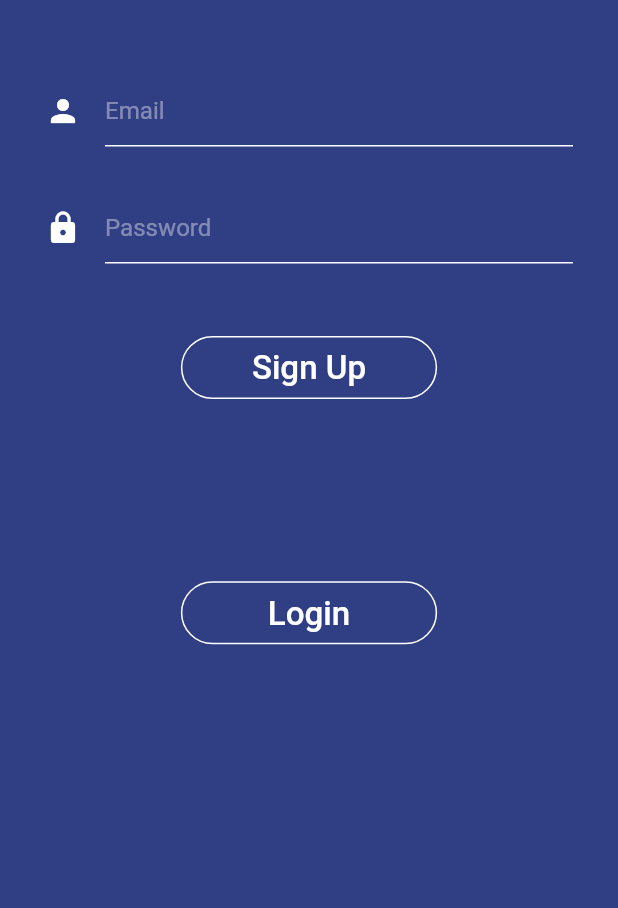
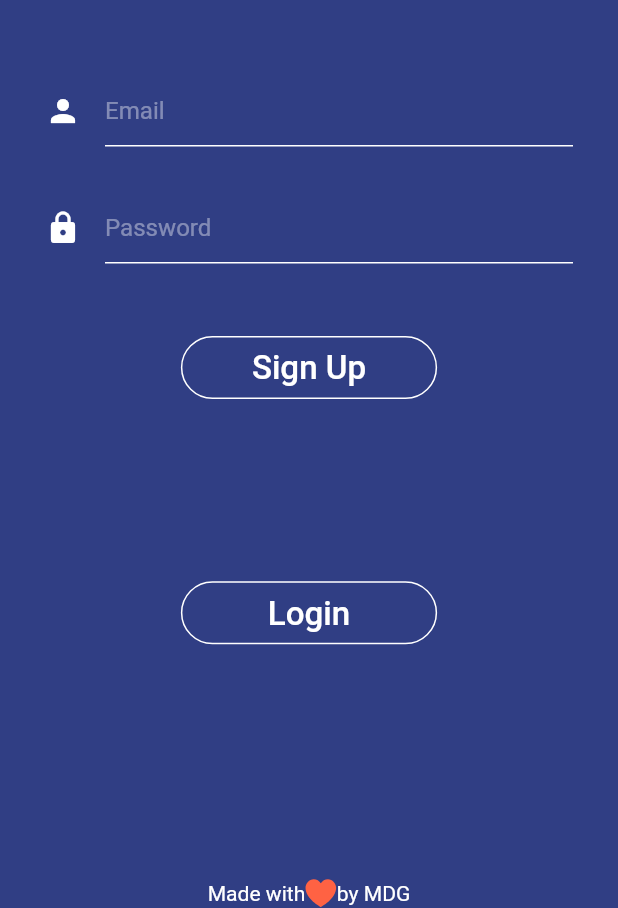
Before and after one commit to mdgspace/campusbuddy-flutter, a Flutter app: the screen it shows after launch, after a tap on "Sign Up", on a phone screen of 412 x 824 dp, the part 328-1236 px from its top. Run offline on Flutter 3.47's test engine with Material 2 defaults, Android fonts, the light colour scheme and no system bars; our stand-ins replace email_validator, firebase_auth, flutter_screenutil, flutter_svg, fluttertoast, google_fonts; accounts and stored records are empty; network calls fail.

Commit message:
minor changes

```diff
--- a/lib/globals.dart
+++ b/lib/globals.dart
@@ -12,14 +12,16 @@ const String SIGN_UP='Sign Up';
 const String ENTER_EMAIL='Enter your email';
 const String EMPTY_EMAIL_ERROR="Email can\'t be empty";
 const String EMPTY_PASSWORD_ERROR="Password can\'t be empty";
-const String SEND_RESET_LINK='send rest link';
+const String SEND_RESET_LINK='send reset link';
 const String RESET_LINK_SENT="Reset link sent";
 const String CONTINUE='CONTINUE';
 const String UNACCEPTABLE_PASSWORD='Password not acceptable';
 const String UNACCEPTABLE_EMAIL='Email not acceptable';
 const String SIGNUP_SUCCESSFUL='Signed Up successfully !';
 const String GSUITE_ERROR='Use your institute gsuite email id';
-
+const String INCORRECT_USER_PASSWORD='Incorrect user/password';
+const String MADE_WITH='Made with';
+const String BY_MDG='by MDG';
 
 //telephone directory
 const String TELEPHONE_DIRECTORY='Telephone Directory';
--- a/lib/login.dart
+++ b/lib/login.dart
@@ -69,7 +69,7 @@ class _LoginState extends State<Login> {
       } catch (e) {
         print('Error: $e');
         Fluttertoast.showToast(
-            msg:NO_USER_ERROR,
+            msg:INCORRECT_USER_PASSWORD,
             toastLength: Toast.LENGTH_SHORT,
             gravity: ToastGravity.BOTTOM,
             timeInSecForIos: 2,
@@ -103,7 +103,14 @@ class _LoginState extends State<Login> {
       child: Stack(
         children: <Widget>[
              _showForm(),
-          showCircularProgress(),
+              showCircularProgress(),
+          Positioned.fill(
+            child: Align(
+              alignment: Alignment.bottomCenter,
+               child: showMDG(),
+            ),
+          )
+
         ],
 
       ),
@@ -230,7 +237,7 @@ class _LoginState extends State<Login> {
        margin: EdgeInsets.only(left: ScreenUtil().setWidth(120),
                      right: ScreenUtil().setWidth(120),
                      top: ScreenUtil().setWidth(45),
-                     bottom: ScreenUtil().setWidth(70)),
+                     bottom: ScreenUtil().setWidth(50)),
         child: SizedBox(
           //height: 45.0,
           child: new FlatButton(
@@ -393,6 +400,7 @@ class _LoginState extends State<Login> {
                             style: GoogleFonts.poppins(
                                 textStyle: new TextStyle(
                                   color:Color(0xFF303E84),
+                                  fontWeight: FontWeight.w600,
                                   fontSize: ScreenUtil()
                                       .setSp(16, allowFontScalingSelf: true),
                                 )),
@@ -401,7 +409,10 @@ class _LoginState extends State<Login> {
                     Align(
                       alignment: Alignment.center,
                       child:Padding(
-                          padding: EdgeInsets.all(ScreenUtil().setWidth(10)),
+                          padding: EdgeInsets.only(top:ScreenUtil().setWidth(10),
+                          bottom: ScreenUtil().setWidth(10),
+                          right: ScreenUtil().setWidth(40),
+                          left: ScreenUtil().setWidth(40)),
                           child: new TextFormField(
                              style: TextStyle(
                                color:  Color(0xFF303E84),
@@ -539,4 +550,45 @@ class _LoginState extends State<Login> {
         });
   }
 
+  Widget showMDG()
+  {
+    return Align(
+      alignment: Alignment.bottomCenter,
+    child: Container(
+     child: Row(
+        mainAxisAlignment: MainAxisAlignment.center,
+        children: <Widget>[
+          Container(
+            child: Text(
+              MADE_WITH,
+              style: GoogleFonts.roboto(
+                textStyle: TextStyle(
+                  fontSize: ScreenUtil().setSp(14,allowFontScalingSelf: true),
+                  color:Colors.white,
+                )
+              ),
+            ),
+          ),
+          Container(
+            child:  new SvgPicture.asset(
+              'assets/love.svg',
+              allowDrawingOutsideViewBox: true,
+            ),
+          ),
+          Container(
+            child: Text(
+             BY_MDG,
+              style: GoogleFonts.roboto(
+                  textStyle: TextStyle(
+                    fontSize: ScreenUtil().setSp(14,allowFontScalingSelf: true),
+                    color:Colors.white,
+                  )
+              ),
+            ),
+          ),
+
+        ],
+     )));
+  }
+
 }
--- a/lib/signup.dart
+++ b/lib/signup.dart
@@ -98,6 +98,12 @@ class _SignupPageState extends State<SignupPage> {
             children: <Widget>[
               _showForm(),
               showCircularProgress(),
+              Positioned.fill(
+                child: Align(
+                  alignment: Alignment.bottomCenter,
+                  child: showMDG(),
+                ),
+              )
             ],
 
           ),
@@ -483,4 +489,45 @@ class _SignupPageState extends State<SignupPage> {
     });
 
   }
+
+  Widget showMDG()
+  {
+    return Align(
+        alignment: Alignment.bottomCenter,
+        child: Container(
+            child: Row(
+              mainAxisAlignment: MainAxisAlignment.center,
+              children: <Widget>[
+                Container(
+                  child: Text(
+                    MADE_WITH,
+                    style: GoogleFonts.roboto(
+                        textStyle: TextStyle(
+                          fontSize: ScreenUtil().setSp(14,allowFontScalingSelf: true),
+                          color:Colors.white,
+                        )
+                    ),
+                  ),
+                ),
+                Container(
+                  child:  new SvgPicture.asset(
+                    'assets/love.svg',
+                    allowDrawingOutsideViewBox: true,
+                  ),
+                ),
+                Container(
+                  child: Text(
+                    BY_MDG,
+                    style: GoogleFonts.roboto(
+                        textStyle: TextStyle(
+                          fontSize: ScreenUtil().setSp(14,allowFontScalingSelf: true),
+                          color:Colors.white,
+                        )
+                    ),
+                  ),
+                ),
+
+              ],
+            )));
+  }
 }
```
Also changed, not shown: assets/love.svg (added).
